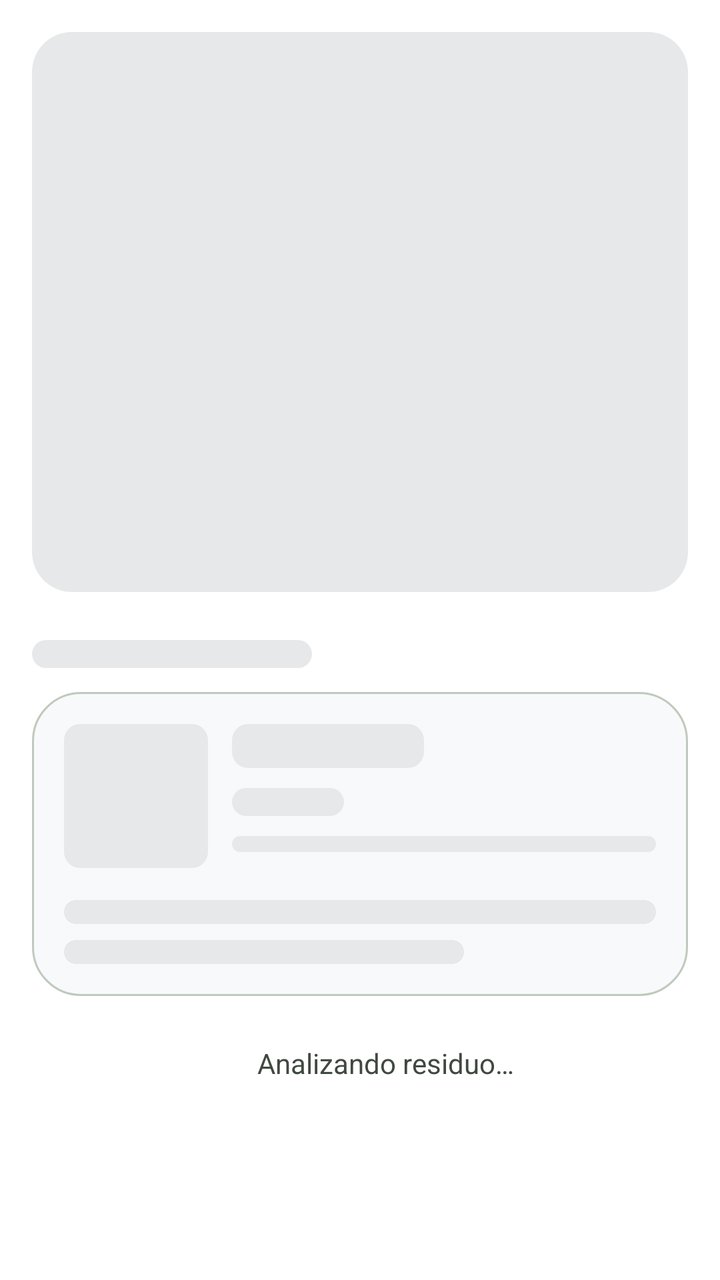
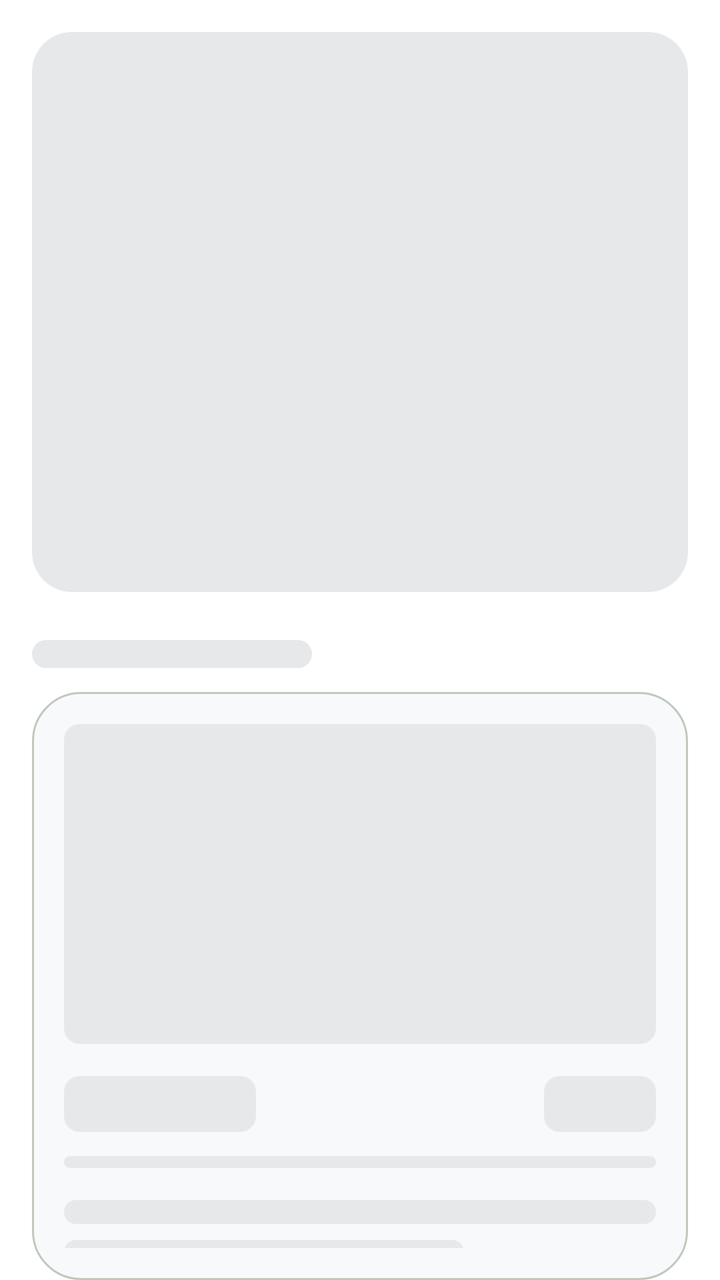

Screens rendered from an Android XML layout before and after an edit, with the pre-edit source and the edit as a unified diff.
<!-- AndroidManifest.xml: application theme Theme.Ecovisionsv -->
<!-- res/layout/layout_skeleton_resultado.xml -->
<?xml version="1.0" encoding="utf-8"?>
<LinearLayout xmlns:android="http://schemas.android.com/apk/res/android"
    android:layout_width="match_parent"
    android:layout_height="match_parent"
    android:orientation="vertical"
    android:paddingHorizontal="16dp"
    android:paddingTop="16dp">

    <LinearLayout
        android:id="@+id/skeleton_bloques"
        android:layout_width="match_parent"
        android:layout_height="wrap_content"
        android:orientation="vertical">

        
        <View
            android:layout_width="match_parent"
            android:layout_height="280dp"
            android:background="@drawable/bg_skeleton_imagen" />

        
        <View
            android:layout_width="140dp"
            android:layout_height="14dp"
            android:layout_marginTop="24dp"
            android:background="@drawable/bg_skeleton" />

        
        <LinearLayout
            android:layout_width="match_parent"
            android:layout_height="wrap_content"
            android:layout_marginTop="12dp"
            android:background="@drawable/bg_card_surface"
            android:orientation="vertical"
            android:padding="16dp">

            <LinearLayout
                android:layout_width="match_parent"
                android:layout_height="wrap_content"
                android:orientation="horizontal">

                <View
                    android:layout_width="72dp"
                    android:layout_height="72dp"
                    android:background="@drawable/bg_skeleton" />

                <LinearLayout
                    android:layout_width="0dp"
                    android:layout_height="wrap_content"
                    android:layout_marginStart="12dp"
                    android:layout_weight="1"
                    android:orientation="vertical">

                    <View
                        android:layout_width="96dp"
                        android:layout_height="22dp"
                        android:background="@drawable/bg_skeleton" />

                    <View
                        android:layout_width="56dp"
                        android:layout_height="14dp"
                        android:layout_marginTop="10dp"
                        android:background="@drawable/bg_skeleton" />

                    <View
                        android:layout_width="match_parent"
                        android:layout_height="8dp"
                        android:layout_marginTop="10dp"
                        android:background="@drawable/bg_skeleton" />
                </LinearLayout>
            </LinearLayout>

            <View
                android:layout_width="match_parent"
                android:layout_height="12dp"
                android:layout_marginTop="16dp"
                android:background="@drawable/bg_skeleton" />

            <View
                android:layout_width="200dp"
                android:layout_height="12dp"
                android:layout_marginTop="8dp"
                android:background="@drawable/bg_skeleton" />
        </LinearLayout>
    </LinearLayout>

    
    <LinearLayout
        android:layout_width="wrap_content"
        android:layout_height="wrap_content"
        android:layout_gravity="center_horizontal"
        android:layout_marginTop="24dp"
        android:gravity="center_vertical"
        android:orientation="horizontal">

        <ProgressBar
            android:layout_width="18dp"
            android:layout_height="18dp"
            android:indeterminateTint="@color/primary" />

        <TextView
            android:layout_width="wrap_content"
            android:layout_height="wrap_content"
            android:layout_marginStart="8dp"
            android:text="@string/analizando_residuo"
            android:textColor="@color/on_surface_variant"
            android:textSize="14sp" />
    </LinearLayout>

</LinearLayout>
<!-- resources referenced by this layout -->
<resources>
  <color name="on_surface_variant">#404940</color>
  <color name="primary">#096430</color>
  <!-- drawable bg_card_surface (drawable) -->
  <shape xmlns:android="http://schemas.android.com/apk/res/android" android:shape="rectangle">
      <solid android:color="@color/surface" />
      <stroke android:width="1dp" android:color="@color/outline_variant" />
      <corners android:radius="@dimen/radius_xl" />
  </shape>
  <!-- drawable bg_skeleton (drawable) -->
  <?xml version="1.0" encoding="utf-8"?>
  <shape xmlns:android="http://schemas.android.com/apk/res/android" android:shape="rectangle">
      <solid android:color="@color/surface_container_high" />
      <corners android:radius="8dp" />
  </shape>
  <!-- drawable bg_skeleton_imagen (drawable) -->
  <?xml version="1.0" encoding="utf-8"?>
  <shape xmlns:android="http://schemas.android.com/apk/res/android" android:shape="rectangle">
      <solid android:color="@color/surface_container_high" />
      <corners android:radius="20dp" />
  </shape>
  <string name="analizando_residuo">Analizando residuo…</string>
  <style name="Theme.Ecovisionsv" parent="Theme.MaterialComponents.DayNight.NoActionBar">
  
  
  
  
  
  
  
  
  
  
  
      </style>
  <color name="surface">#F8F9FA</color>
  <color name="outline_variant">#BFC9BD</color>
  <dimen name="radius_xl">24dp</dimen>
  <color name="surface_container_high">#E7E8E9</color>
</resources>

<!-- the commit's change to res/layout/layout_skeleton_resultado.xml (unified diff, before → after) -->
@@ -34,41 +34,39 @@
             android:orientation="vertical"
             android:padding="16dp">
 
+            <View
+                android:layout_width="match_parent"
+                android:layout_height="160dp"
+                android:background="@drawable/bg_skeleton" />
+
             <LinearLayout
                 android:layout_width="match_parent"
                 android:layout_height="wrap_content"
+                android:layout_marginTop="16dp"
+                android:gravity="center_vertical"
                 android:orientation="horizontal">
 
                 <View
-                    android:layout_width="72dp"
-                    android:layout_height="72dp"
+                    android:layout_width="96dp"
+                    android:layout_height="28dp"
                     android:background="@drawable/bg_skeleton" />
 
-                <LinearLayout
+                <Space
                     android:layout_width="0dp"
-                    android:layout_height="wrap_content"
-                    android:layout_marginStart="12dp"
-                    android:layout_weight="1"
-                    android:orientation="vertical">
+                    android:layout_height="0dp"
+                    android:layout_weight="1" />
 
-                    <View
-                        android:layout_width="96dp"
-                        android:layout_height="22dp"
-                        android:background="@drawable/bg_skeleton" />
+                <View
+                    android:layout_width="56dp"
+                    android:layout_height="28dp"
+                    android:background="@drawable/bg_skeleton" />
+            </LinearLayout>
 
-                    <View
-                        android:layout_width="56dp"
-                        android:layout_height="14dp"
-                        android:layout_marginTop="10dp"
-                        android:background="@drawable/bg_skeleton" />
-
-                    <View
-                        android:layout_width="match_parent"
-                        android:layout_height="8dp"
-                        android:layout_marginTop="10dp"
-                        android:background="@drawable/bg_skeleton" />
-                </LinearLayout>
-            </LinearLayout>
+            <View
+                android:layout_width="match_parent"
+                android:layout_height="6dp"
+                android:layout_marginTop="12dp"
+                android:background="@drawable/bg_skeleton" />
 
             <View
                 android:layout_width="match_parent"
